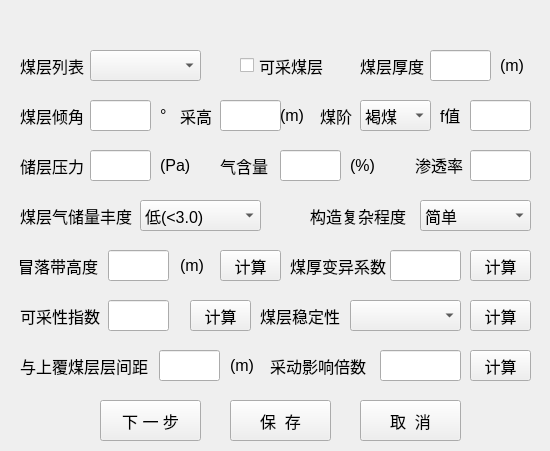
Before: the Qt Designer form python/cbm/uifiles/coal_param_dlg.ui in wyrover/cbm, drawn with Qt 5.
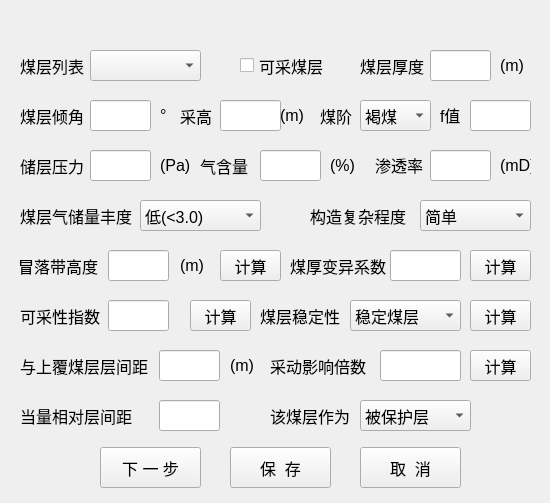
After: the same form once the commit is applied. Icons and pictures are not drawn.

The edit to the form file:
```diff
--- a/python/cbm/uifiles/coal_param_dlg.ui
+++ b/python/cbm/uifiles/coal_param_dlg.ui
@@ -7,7 +7,7 @@
     <x>0</x>
     <y>0</y>
     <width>550</width>
-    <height>451</height>
+    <height>503</height>
    </rect>
   </property>
   <property name="font">
@@ -28,7 +28,7 @@
      <x>0</x>
      <y>30</y>
      <width>551</width>
-     <height>421</height>
+     <height>471</height>
     </rect>
    </property>
    <widget class="QPushButton" name="var_coeff_cacl">
@@ -118,7 +118,7 @@
    <widget class="QLabel" name="label_15">
     <property name="geometry">
      <rect>
-      <x>350</x>
+      <x>330</x>
       <y>120</y>
       <width>31</width>
       <height>31</height>
@@ -171,7 +171,7 @@
     <property name="geometry">
      <rect>
       <x>360</x>
-      <y>370</y>
+      <y>417</y>
       <width>101</width>
       <height>41</height>
      </rect>
@@ -210,7 +210,7 @@
     <property name="geometry">
      <rect>
       <x>230</x>
-      <y>370</y>
+      <y>417</y>
       <width>101</width>
       <height>41</height>
      </rect>
@@ -274,7 +274,7 @@
    <widget class="QLabel" name="label_14">
     <property name="geometry">
      <rect>
-      <x>415</x>
+      <x>375</x>
       <y>120</y>
       <width>61</width>
       <height>31</height>
@@ -339,11 +339,6 @@
       <height>31</height>
      </rect>
     </property>
-    <item>
-     <property name="text">
-      <string/>
-     </property>
-    </item>
     <item>
      <property name="text">
       <string>稳定煤层</string>
@@ -381,7 +376,7 @@
    <widget class="QLineEdit" name="gas_content">
     <property name="geometry">
      <rect>
-      <x>280</x>
+      <x>260</x>
       <y>120</y>
       <width>61</width>
       <height>31</height>
@@ -404,7 +399,7 @@
    <widget class="QLabel" name="label_16">
     <property name="geometry">
      <rect>
-      <x>220</x>
+      <x>200</x>
       <y>120</y>
       <width>61</width>
       <height>31</height>
@@ -502,7 +497,7 @@
     <property name="geometry">
      <rect>
       <x>100</x>
-      <y>370</y>
+      <y>417</y>
       <width>101</width>
       <height>41</height>
      </rect>
@@ -563,7 +558,7 @@
    <widget class="QLineEdit" name="permeability_k">
     <property name="geometry">
      <rect>
-      <x>470</x>
+      <x>430</x>
       <y>120</y>
       <width>61</width>
       <height>31</height>
@@ -708,6 +703,75 @@
      <string>煤层倾角</string>
     </property>
    </widget>
+   <widget class="QLineEdit" name="relative_layer_gap">
+    <property name="geometry">
+     <rect>
+      <x>159</x>
+      <y>370</y>
+      <width>61</width>
+      <height>31</height>
+     </rect>
+    </property>
+   </widget>
+   <widget class="QLabel" name="label_43">
+    <property name="geometry">
+     <rect>
+      <x>20</x>
+      <y>370</y>
+      <width>141</width>
+      <height>31</height>
+     </rect>
+    </property>
+    <property name="text">
+     <string>当量相对层间距</string>
+    </property>
+   </widget>
+   <widget class="QLabel" name="label_19">
+    <property name="geometry">
+     <rect>
+      <x>500</x>
+      <y>120</y>
+      <width>31</width>
+      <height>31</height>
+     </rect>
+    </property>
+    <property name="text">
+     <string>&lt;html&gt;&lt;head/&gt;&lt;body&gt;&lt;p&gt;(mD)&lt;/p&gt;&lt;/body&gt;&lt;/html&gt;</string>
+    </property>
+   </widget>
+   <widget class="QLabel" name="label_44">
+    <property name="geometry">
+     <rect>
+      <x>270</x>
+      <y>370</y>
+      <width>91</width>
+      <height>31</height>
+     </rect>
+    </property>
+    <property name="text">
+     <string>该煤层作为</string>
+    </property>
+   </widget>
+   <widget class="QComboBox" name="is_protectable">
+    <property name="geometry">
+     <rect>
+      <x>360</x>
+      <y>370</y>
+      <width>111</width>
+      <height>31</height>
+     </rect>
+    </property>
+    <item>
+     <property name="text">
+      <string>被保护层</string>
+     </property>
+    </item>
+    <item>
+     <property name="text">
+      <string>保护层</string>
+     </property>
+    </item>
+   </widget>
   </widget>
   <widget class="QWidget" name="widget_title" native="true">
    <property name="geometry">
```
